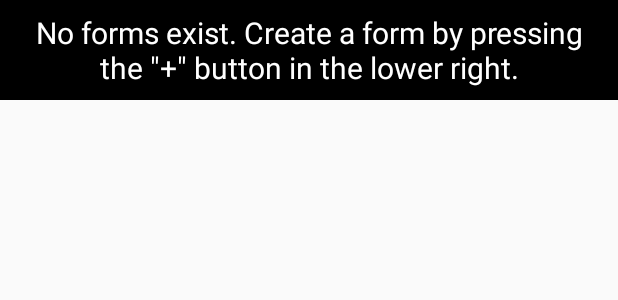
After one commit to ColumCross/PermissionGranted, an Android app: the layout forms_list_empty_item.xml on its own in the app's theme, with its tools: preview values and no code run, on a phone screen of 412 x 824 dp. The commit adds this screen. Shown: the top 300 px of the screen. Run offline under Robolectric (Android 15) with nearby library versions, the phone set to English and light mode, and no system bars.

Commit message:
Added some of the code for displaying the Forms in the FormsActivity.

```diff
--- a/app/src/main/res/layout/activity_new_form.xml
+++ b/app/src/main/res/layout/activity_new_form.xml
@@ -38,7 +38,7 @@
                     android:id="@+id/name"
                     android:layout_width="match_parent"
                     android:layout_height="wrap_content"
-                    android:hint="@string/prompt_email"
+                    android:hint="@string/prompt_name"
                     android:maxLines="1"
                     android:singleLine="true"
                     android:inputType="text" />
--- /dev/null
+++ b/app/src/main/res/layout/forms_list_empty_item.xml
@@ -0,0 +1,13 @@
+<?xml version="1.0" encoding="utf-8"?>
+<TextView xmlns:android="http://schemas.android.com/apk/res/android"
+    android:layout_width="match_parent" android:layout_height="wrap_content"
+    android:id="@+id/emptyTextView"
+    android:background="@android:color/black"
+    android:padding="8dp"
+    android:textSize="20sp"
+    android:text="@string/no_forms"
+    android:textColor="@android:color/white"
+    android:minHeight="?android:listPreferredItemHeight"
+    android:gravity="center_vertical|center_horizontal">
+
+</TextView>
--- a/app/src/main/res/values/colors.xml
+++ b/app/src/main/res/values/colors.xml
@@ -1,6 +1,6 @@
 <?xml version="1.0" encoding="utf-8"?>
 <resources>
     <color name="colorPrimary">#3F51B5</color>
-    <color name="colorPrimaryDark">#303F9F</color>
+    <color name="colorPrimaryDark">#303f9f</color>
     <color name="colorAccent">#FF4081</color>
 </resources>
--- a/app/src/main/res/values/strings.xml
+++ b/app/src/main/res/values/strings.xml
@@ -3,10 +3,16 @@
     <string name="action_settings">Settings</string>
     <string name="title_activity_new_form">Create New Form</string>
 
+    <!-- Strings for the Forms Page -->
+    <string name="no_forms">No forms exist. Create a form by pressing the \"+\" button in the lower right.</string>
+
     <!-- Strings related to creating a new form -->
-    <string name="prompt_email">Form Name</string>
+    <string name="prompt_name">Form Name</string>
     <string name="prompt_form">Form Text</string>
     <string name="title_activity_settings">Settings</string>
+
+    <!-- Strings related to the Signatures Page -->
+    <string name="no_sigs">No signatures exist.</string>
 
     <!-- Strings related to Settings -->
 
```
Also changed, not shown: app/src/main/java/edu/rit/columcross/permissiongranted/DatabaseConnector.java (+5 -3 lines), app/src/main/java/edu/rit/columcross/permissiongranted/FormsActivity.java (+64 -11 lines), app/src/main/res/layout/activity_forms.xml (+7 -3 lines), app/src/main/res/layout/signature_list_empty_item.xml (added, +13 -0 lines), 145 other files.
